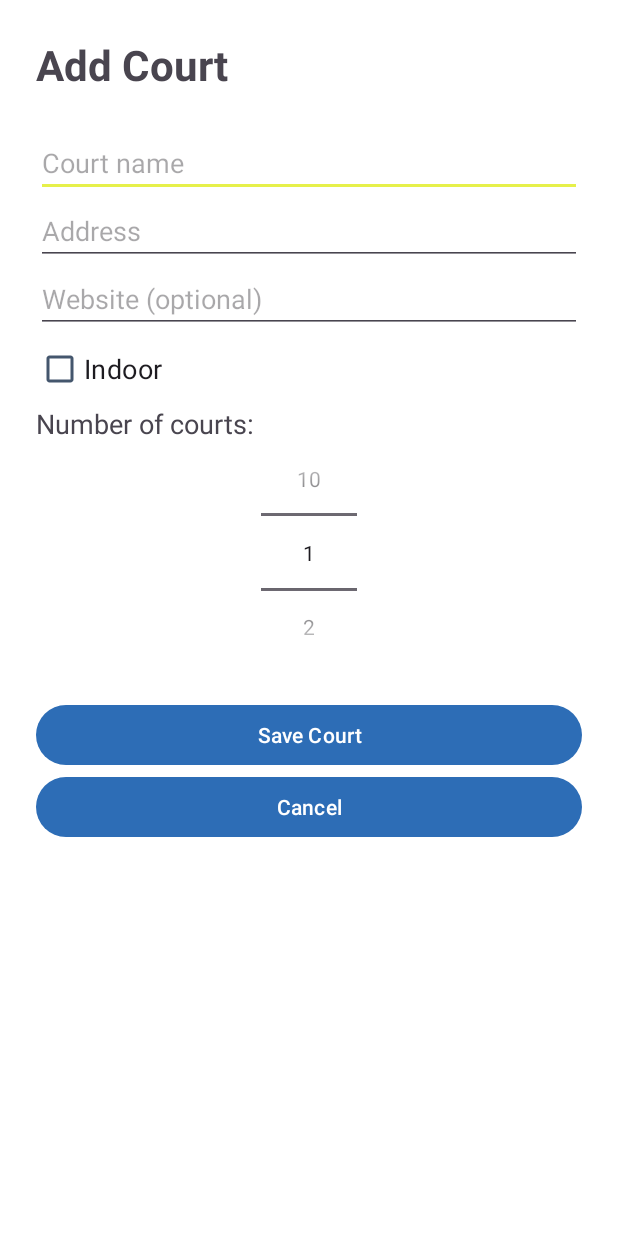
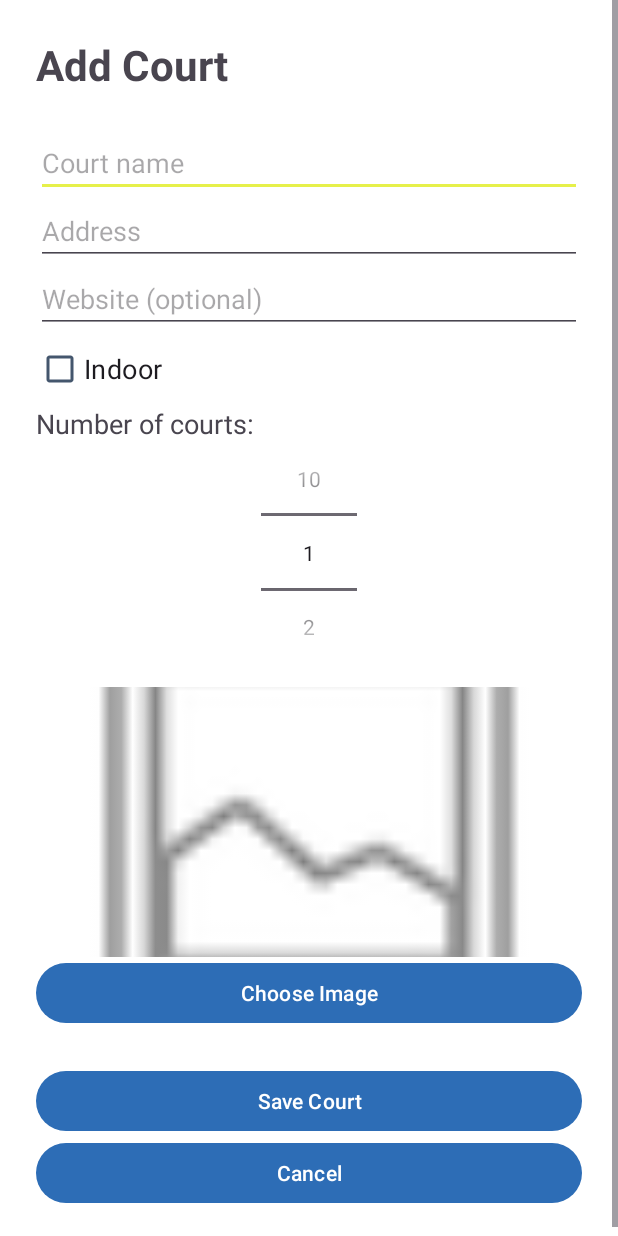
Before and after one commit to harryoshea20107680/padel-tennis-court-locator, an Android app: the AddCourtActivity screen opened directly, with no data from a screen before it, on a phone screen of 412 x 824 dp. Run offline under Robolectric (Android 15) with nearby library versions, the phone set to English and light mode, and no system bars; our stand-ins replace Timber.

Commit message:
feat: add court image picker and preview (#21)

```diff
--- a/app/src/main/java/org/setu/padelcourtlocator/AddCourtActivity.kt
+++ b/app/src/main/java/org/setu/padelcourtlocator/AddCourtActivity.kt
@@ -13,6 +13,10 @@ import androidx.core.view.ViewCompat
 import androidx.core.view.WindowInsetsCompat
 import org.setu.padelcourtlocator.models.PadelCourt
 import timber.log.Timber
+import android.net.Uri
+import android.content.Intent
+import android.widget.ImageView
+import androidx.activity.result.contract.ActivityResultContracts
 
 class AddCourtActivity : AppCompatActivity() {
 
@@ -27,6 +31,9 @@ class AddCourtActivity : AppCompatActivity() {
     private lateinit var indoorInput: CheckBox
 
     private var editingCourt: PadelCourt? = null
+
+    private lateinit var imagePreview: ImageView
+    private var selectedImageUri: Uri? = null
 
     override fun onCreate(savedInstanceState: Bundle?) {
         super.onCreate(savedInstanceState)
@@ -55,6 +62,31 @@ class AddCourtActivity : AppCompatActivity() {
         courtCountPicker.maxValue = 10
         courtCountPicker.value = 1
         indoorInput = findViewById(R.id.indoorCheckBox)
+        imagePreview = findViewById(R.id.courtImagePreview)
+
+        val imagePicker =
+            registerForActivityResult(
+                ActivityResultContracts.OpenDocument()
+            ) { uri: Uri? ->
+
+                if (uri != null) {
+
+                    try {
+                        contentResolver.takePersistableUriPermission(
+                            uri,
+                            Intent.FLAG_GRANT_READ_URI_PERMISSION
+                        )
+                    } catch (_: SecurityException) { }
+
+                    selectedImageUri = uri
+                    imagePreview.setImageURI(uri)
+                }
+            }
+
+        findViewById<Button>(R.id.imagePickButton)
+            .setOnClickListener {
+                imagePicker.launch(arrayOf("image/*"))
+            }
 
         val courtId = intent.getLongExtra(
             EXTRA_COURT_ID, -1L
@@ -102,6 +134,18 @@ class AddCourtActivity : AppCompatActivity() {
         courtCountPicker.value = court.courtCount
         indoorInput.isChecked = court.isIndoor
 
+        selectedImageUri = court.imageUri?.let {
+            Uri.parse(it)
+        }
+
+        if (selectedImageUri != null) {
+            imagePreview.setImageURI(selectedImageUri)
+        } else {
+            imagePreview.setImageResource(
+                android.R.drawable.ic_menu_gallery
+            )
+        }
+
         Timber.d("Loaded court for editing: id=%d", id)
     }
 
@@ -130,7 +174,8 @@ class AddCourtActivity : AppCompatActivity() {
                 address = address,
                 website = website.ifBlank { null },
                 courtCount = courtCount,
-                isIndoor = indoorInput.isChecked
+                isIndoor = indoorInput.isChecked,
+                imageUri = selectedImageUri?.toString()
             )
 
             val saved = AppData.courts.create(newCourt)
@@ -149,7 +194,8 @@ class AddCourtActivity : AppCompatActivity() {
                 address = address,
                 website = website.ifBlank { null },
                 courtCount = courtCount,
-                isIndoor = indoorInput.isChecked
+                isIndoor = indoorInput.isChecked,
+                imageUri = selectedImageUri?.toString()
             )
 
             val updated = AppData.courts.update(updatedCourt)
--- a/app/src/main/res/layout/activity_add_court.xml
+++ b/app/src/main/res/layout/activity_add_court.xml
@@ -62,6 +62,22 @@
             android:layout_width="wrap_content"
             android:layout_height="147dp" />
 
+        <ImageView
+            android:id="@+id/courtImagePreview"
+            android:layout_width="match_parent"
+            android:layout_height="180dp"
+            android:layout_marginTop="16dp"
+            android:scaleType="centerCrop"
+            android:adjustViewBounds="true"
+            android:contentDescription="Selected court image"
+            android:src="@android:drawable/ic_menu_gallery" />
+
+        <Button
+            android:id="@+id/imagePickButton"
+            android:layout_width="match_parent"
+            android:layout_height="wrap_content"
+            android:text="Choose Image" />
+
         <Button
             android:id="@+id/saveCourtButton"
             android:layout_width="match_parent"
```
